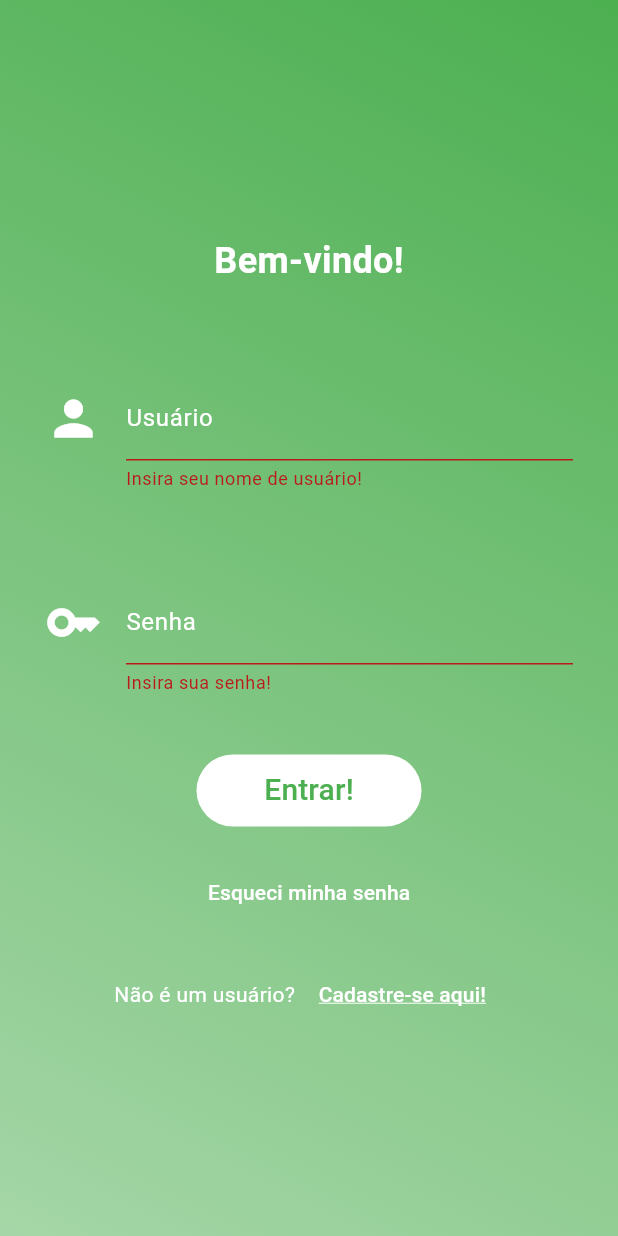
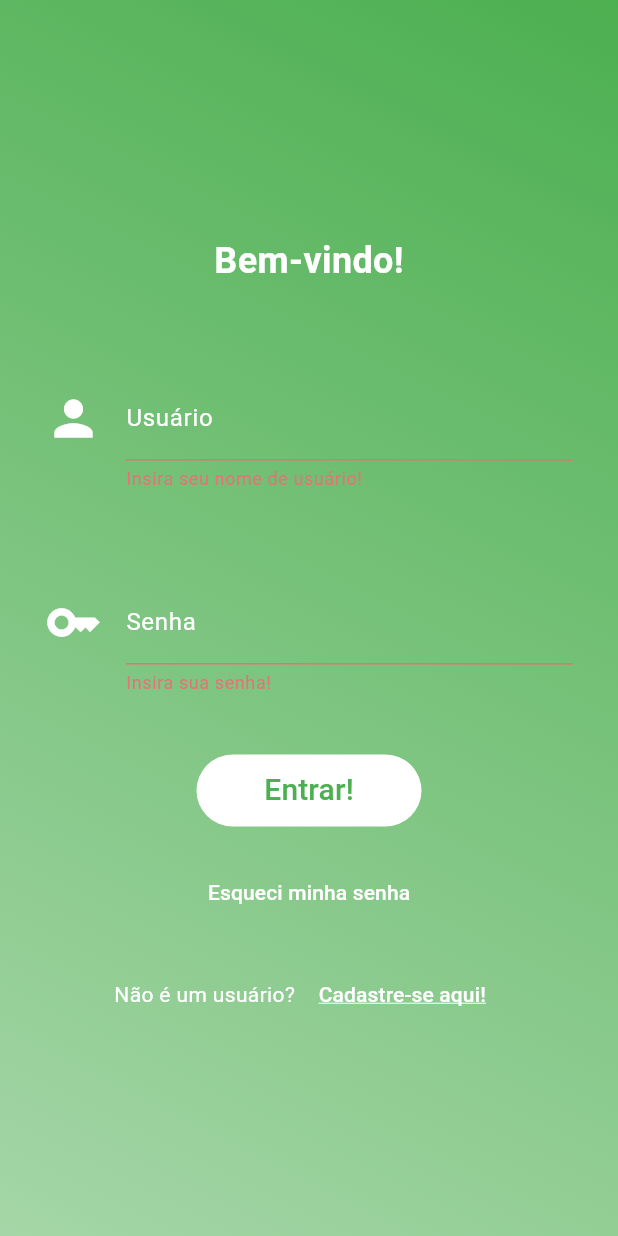
Before and after one commit to gabeFrancisco/DoctorKeyMobile, a Flutter app: the screen it shows after launch, after a tap on "Entrar!", on a phone screen of 412 x 824 dp. Run offline on Flutter 3.47's test engine with Material 2 defaults, Android fonts, the light colour scheme and no system bars; network calls fail.

Commit message:
added text controllers

```diff
--- a/lib/services/login_service.dart
+++ b/lib/services/login_service.dart
@@ -2,12 +2,9 @@ import 'dart:convert';
 
 import 'package:http/http.dart' as http;
 
-class Login {
+class LoginService {
   static Future<http.Response> getLogin(
       String username, String password) async {
-    var rel = jsonEncode(
-        <String, String>{'username': username, 'password': password});
-    print(rel);
     return await http.post(Uri.parse('http://10.0.10.250:5003/users/login'),
         headers: <String, String>{
           'Content-Type': 'application/json; charset=UTF-8',
--- a/lib/views/init_view.dart
+++ b/lib/views/init_view.dart
@@ -1,3 +1,4 @@
+import 'package:doctorkey/services/login_service.dart';
 import 'package:flutter/material.dart';
 
 class InitScreen extends StatefulWidget {
@@ -9,6 +10,8 @@ class InitScreen extends StatefulWidget {
 
 class _LoginScreenState extends State<InitScreen> {
   final _formKey = GlobalKey<FormState>();
+  var usernameCotnroller = TextEditingController();
+  var passwordController = TextEditingController();
 
   @override
   Widget build(BuildContext context) {
@@ -42,6 +45,7 @@ class _LoginScreenState extends State<InitScreen> {
                         Container(
                           padding: const EdgeInsets.all(30),
                           child: TextFormField(
+                            controller: usernameCotnroller,
                             validator: (value) {
                               if (value == null || value.isEmpty) {
                                 return 'Insira seu nome de usuário!';
@@ -50,26 +54,36 @@ class _LoginScreenState extends State<InitScreen> {
                             },
                             style: const TextStyle(color: Colors.white),
                             cursorColor: Colors.white,
-                            decoration: const InputDecoration(
-                                focusedBorder: UnderlineInputBorder(
+                            decoration: InputDecoration(
+                                errorStyle:
+                                    TextStyle(color: Colors.red.shade300),
+                                errorBorder: UnderlineInputBorder(
+                                    borderSide:
+                                        BorderSide(color: Colors.red.shade300)),
+                                focusedErrorBorder: UnderlineInputBorder(
+                                    borderSide:
+                                        BorderSide(color: Colors.red.shade300)),
+                                focusedBorder: const UnderlineInputBorder(
                                     borderSide:
                                         BorderSide(color: Colors.white)),
-                                enabledBorder: UnderlineInputBorder(
+                                enabledBorder: const UnderlineInputBorder(
                                     borderSide:
                                         BorderSide(color: Colors.white)),
-                                border: UnderlineInputBorder(
+                                border: const UnderlineInputBorder(
                                     borderSide:
                                         BorderSide(color: Colors.white)),
-                                icon: Icon(Icons.person,
+                                icon: const Icon(Icons.person,
                                     color: Colors.white, size: 38),
                                 focusColor: Colors.white,
                                 labelText: "Usuário",
-                                labelStyle: TextStyle(color: Colors.white)),
+                                labelStyle:
+                                    const TextStyle(color: Colors.white)),
                           ),
                         ),
                         Container(
                           padding: const EdgeInsets.all(30),
                           child: TextFormField(
+                            controller: passwordController,
                             validator: (value) {
                               if (value == null || value.isEmpty) {
                                 return 'Insira sua senha!';
@@ -82,21 +96,30 @@ class _LoginScreenState extends State<InitScreen> {
                             obscureText: true,
                             style: const TextStyle(color: Colors.white),
                             cursorColor: Colors.white,
-                            decoration: const InputDecoration(
-                                focusedBorder: UnderlineInputBorder(
+                            decoration: InputDecoration(
+                                errorStyle:
+                                    TextStyle(color: Colors.red.shade300),
+                                errorBorder: UnderlineInputBorder(
+                                    borderSide:
+                                        BorderSide(color: Colors.red.shade300)),
+                                focusedErrorBorder: UnderlineInputBorder(
+                                    borderSide:
+                                        BorderSide(color: Colors.red.shade300)),
+                                focusedBorder: const UnderlineInputBorder(
                                     borderSide:
                                         BorderSide(color: Colors.white)),
-                                enabledBorder: UnderlineInputBorder(
+                                enabledBorder: const UnderlineInputBorder(
                                     borderSide:
                                         BorderSide(color: Colors.white)),
-                                border: UnderlineInputBorder(
+                                border: const UnderlineInputBorder(
                                     borderSide:
                                         BorderSide(color: Colors.white)),
-                                icon: Icon(Icons.key,
+                                icon: const Icon(Icons.key,
                                     color: Colors.white, size: 38),
                                 focusColor: Colors.white,
                                 labelText: "Senha",
-                                labelStyle: TextStyle(color: Colors.white)),
+                                labelStyle:
+                                    const TextStyle(color: Colors.white)),
                           ),
                         ),
                         Container(
@@ -108,6 +131,9 @@ class _LoginScreenState extends State<InitScreen> {
                                       const SnackBar(
                                           content: Text("Analisando!")));
                                 }
+
+                                LoginService.getLogin(usernameCotnroller.text,
+                                    passwordController.text);
                               },
                               style: TextButton.styleFrom(
                                 foregroundColor: Colors.green,
```
